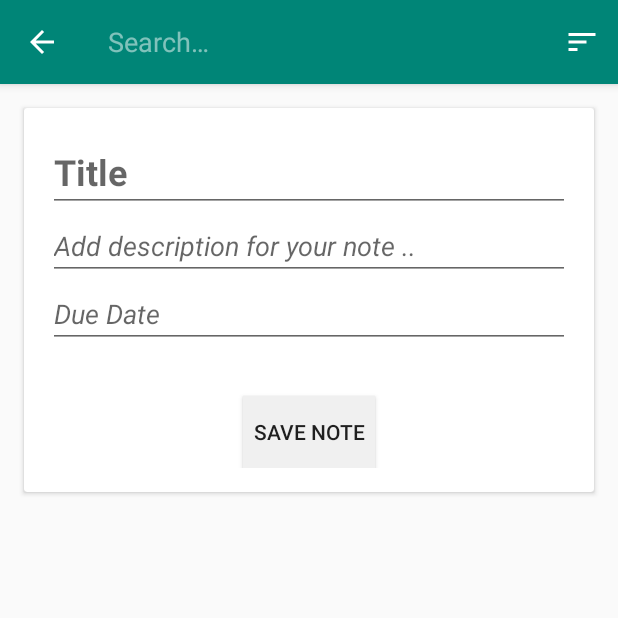
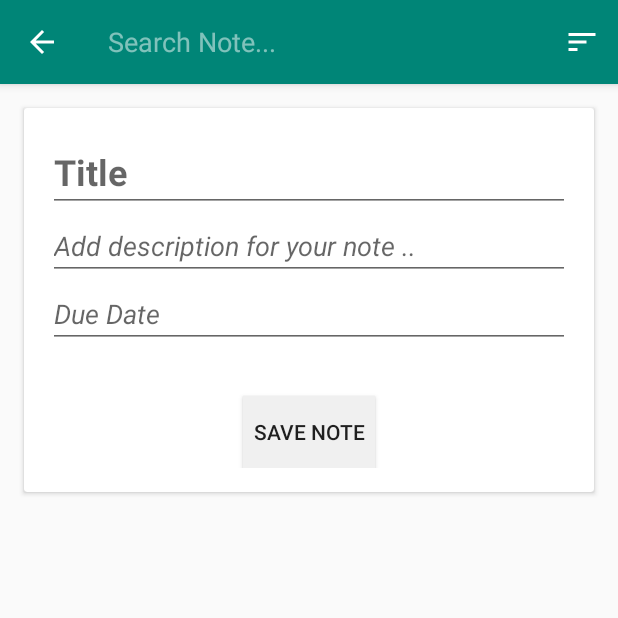
Before and after one commit to muhammadyusuf21/ToDoApp, an Android app: the AddFragment screen opened through its navigation route, after a tap on "Search", on a phone screen of 412 x 824 dp, the top half of it. Run offline under Robolectric (Android 15) with nearby library versions, the phone set to English and light mode, and no system bars; our stand-ins replace Dagger/Hilt's generated code, Room's generated code; 1 statement that could not run was skipped.

Commit message:
update menu search dan sort

```diff
--- a/app/src/main/java/com/example/todoapp/ui/MainActivity.kt
+++ b/app/src/main/java/com/example/todoapp/ui/MainActivity.kt
@@ -1,7 +1,7 @@
 package com.example.todoapp.ui
 
 import android.app.SearchManager
-import android.content.Intent
+import android.content.Context
 import android.os.Bundle
 import android.view.Menu
 import android.view.View
@@ -9,18 +9,19 @@ import androidx.appcompat.widget.SearchView
 import androidx.navigation.NavController
 import androidx.navigation.findNavController
 import com.example.todoapp.R
+import com.example.todoapp.ui.adapter.NoteAdapter
 import dagger.android.support.DaggerAppCompatActivity
 import kotlinx.android.synthetic.main.activity_main.*
 
-class MainActivity : DaggerAppCompatActivity(), android.widget.SearchView.OnQueryTextListener {
+class MainActivity : DaggerAppCompatActivity() {
 
     lateinit var navController: NavController
+    private lateinit var noteAdapter: NoteAdapter
 
     // Method #1
     override fun onCreate(savedInstanceState: Bundle?) {
         super.onCreate(savedInstanceState)
         setContentView(R.layout.activity_main)
-        handleIntent(intent)
         navController = findNavController(R.id.container)
 
 
@@ -29,39 +30,7 @@ class MainActivity : DaggerAppCompatActivity(), android.widget.SearchView.OnQuer
             onFloatingClicked()
         }
     }
-    override fun onCreateOptionsMenu(menu: Menu): Boolean {
-        menuInflater.inflate(R.menu.options_menu, menu)
 
-        var menuItem = menu?.findItem(R.id.search)
-
-        var searchView = menuItem?.actionView as SearchView
-
-        searchView.setOnQueryTextListener(this)
-
-        return super.onCreateOptionsMenu(menu)
-    }
-
-    override fun onQueryTextSubmit(query: String?): Boolean {
-        return true
-    }
-
-    override fun onQueryTextChange(newText: String?): Boolean {
-        return true
-    }
-
-
-    override fun onNewIntent(intent: Intent) {
-        super.onNewIntent(intent)
-        handleIntent(intent)
-    }
-
-    private fun handleIntent(intent: Intent) {
-
-        if (Intent.ACTION_SEARCH == intent.action) {
-            val query = intent.getStringExtra(SearchManager.QUERY)
-            //use the query to search your data somehow
-        }
-    }
 
     // Method #2
     private fun onFloatingClicked() {
@@ -74,8 +43,26 @@ class MainActivity : DaggerAppCompatActivity(), android.widget.SearchView.OnQuer
         fab.show()
         fab.visibility = View.VISIBLE
     }
+
+    override fun onCreateOptionsMenu(menu: Menu): Boolean {
+        menuInflater.inflate(R.menu.main_menu, menu)
+        val searchManager = getSystemService(Context.SEARCH_SERVICE) as SearchManager
+        val searchView = (menu.findItem(R.id.menu_search)).actionView as SearchView
+        searchView.setSearchableInfo(searchManager.getSearchableInfo(componentName))
+        searchView.queryHint = "Search Note..."
+        searchView.setOnQueryTextListener(object: SearchView.OnQueryTextListener{
+            override fun onQueryTextSubmit(query: String?): Boolean {
+                searchView.clearFocus()
+                noteAdapter.filter.filter(query)
+                return true
+            }
+
+            override fun onQueryTextChange(newText: String?): Boolean {
+                noteAdapter.filter.filter(newText)
+                return false
+            }
+        })
+
+        return super.onCreateOptionsMenu(menu)
+    }
 }
-
-private fun SearchView.setOnQueryTextListener(mainActivity: MainActivity) {
-
-}
--- a/app/src/main/res/menu/main_menu.xml
+++ b/app/src/main/res/menu/main_menu.xml
@@ -2,14 +2,25 @@
 <menu xmlns:android="http://schemas.android.com/apk/res/android"
     xmlns:app="http://schemas.android.com/apk/res-auto">
     <item
-        android:id="@+id/search"
+        android:id="@+id/menu_search"
+        android:title="@string/search"
         android:icon="@drawable/ic_menu_search"
-        android:title="Search"
-        app:showAsAction="always"/>
-
+        app:actionViewClass="androidx.appcompat.widget.SearchView"
+        app:showAsAction="collapseActionView|ifRoom"/>
     <item
-        android:id="@+id/sorting"
+        android:id="@+id/action_sort"
         android:icon="@drawable/ic_sort_white"
-        android:title="Sort"
-        app:showAsAction="always"/>
+        android:title="@string/sort_by"
+        app:showAsAction="ifRoom">
+        <menu>
+            <item
+                android:id="@+id/action_sort_date_created"
+                android:orderInCategory="1"
+                android:title="@string/date_created" />
+            <item
+                android:id="@+id/action_sort_due_date"
+                android:orderInCategory="2"
+                android:title="@string/due" />
+        </menu>
+    </item>
 </menu>
--- a/app/src/main/res/menu/options_menu.xml
+++ /dev/null
@@ -1,14 +0,0 @@
-<?xml version="1.0" encoding="utf-8"?>
-<menu xmlns:app="http://schemas.android.com/apk/res-auto"
-    xmlns:android="http://schemas.android.com/apk/res/android">
-    <item android:id="@+id/search"
-        android:title="@string/search_title"
-        android:icon="@drawable/ic_menu_search"
-        app:actionViewClass="androidx.appcompat.widget.SearchView"
-        app:showAsAction="collapseActionView|ifRoom" />
-    <item
-        android:id="@+id/sorting"
-        android:icon="@drawable/ic_sort_white"
-        android:title="Sort"
-        app:showAsAction="always"/>
-</menu>
--- a/app/src/main/res/values/strings.xml
+++ b/app/src/main/res/values/strings.xml
@@ -5,6 +5,8 @@
     <string name="save_note">Save Note</string>
     <string name="edit_note">Update</string>
     <string name="title">Title</string>
-    <string name="search_title">Search</string>
-    <string name="search_hint">Search by Title</string>
+    <string name="search_hint">Search Notes...</string>
+    <string name="search">Search</string>
+    <string name="sort_by">Sort by</string>
+    <string name="date_created">Date Created</string>
 </resources>
```
Also changed, not shown: app/build.gradle (+10 -3 lines), app/src/main/AndroidManifest.xml (+7 -2 lines), app/src/main/java/com/example/todoapp/ui/adapter/NoteLAdapter.kt (+34 -3 lines).
